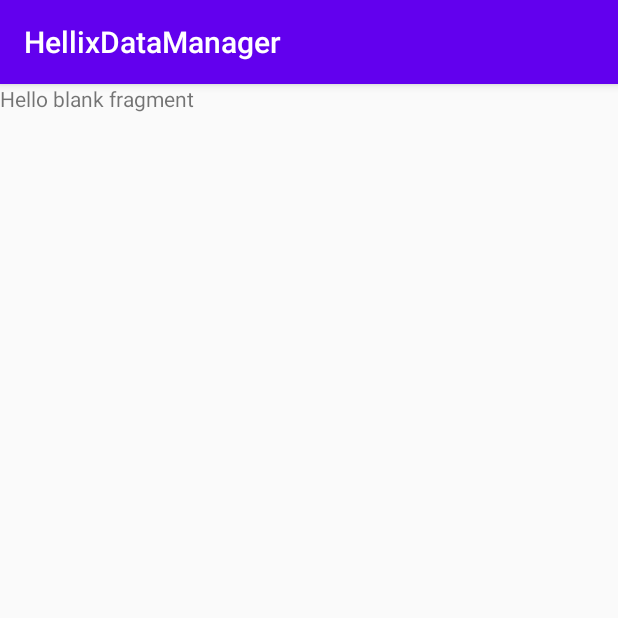
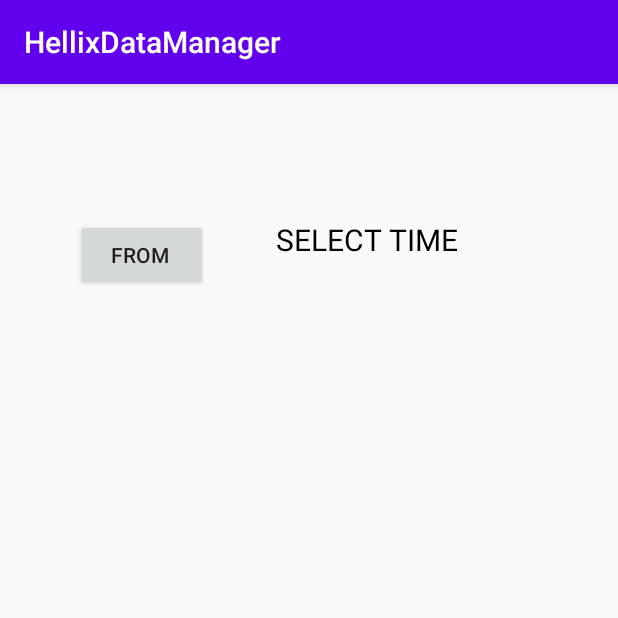
Before and after one commit to Parzawel7014/HellixDataManager2, an Android app: the screen it shows after launch (MainActivity), after a tap on "NEXT", on a phone screen of 412 x 824 dp, the top half of it. Run offline under Robolectric (Android 15) with nearby library versions, the phone set to English and light mode, and no system bars.

Commit message:
initial commit

```diff
--- a/app/src/main/java/com/example/atilagapps/hellixdatamanager/Fragments/CourseDetails.java
+++ b/app/src/main/java/com/example/atilagapps/hellixdatamanager/Fragments/CourseDetails.java
@@ -1,25 +1,47 @@
 package com.example.atilagapps.hellixdatamanager.Fragments;
 
+import android.app.TimePickerDialog;
 import android.os.Bundle;
 
+import androidx.fragment.app.DialogFragment;
 import androidx.fragment.app.Fragment;
 
 import android.view.LayoutInflater;
 import android.view.View;
 import android.view.ViewGroup;
+import android.widget.Button;
+import android.widget.TextView;
+import android.widget.TimePicker;
 
 import com.example.atilagapps.hellixdatamanager.R;
 
 
-public class CourseDetails extends Fragment {
+public class CourseDetails extends Fragment implements TimePickerDialog.OnTimeSetListener {
 
+    Button timeButton;
+    TextView FromTxtView;
     @Override
     public View onCreateView(LayoutInflater inflater, ViewGroup container,
                              Bundle savedInstanceState) {
 
         View v=inflater.inflate(R.layout.fragment_course_details,container,false);
 
+        timeButton=v.findViewById(R.id.FromTimeId);
+        FromTxtView=v.findViewById(R.id.FromTextViewId);
+
+        timeButton.setOnClickListener(new View.OnClickListener() {
+            @Override
+            public void onClick(View v) {
+                DialogFragment timepicker=new TimePickerFragment();
+                timepicker.show(getFragmentManager(),"time picker");
+            }
+        });
 
         return v;
     }
+
+    @Override
+    public void onTimeSet(TimePicker view, int hourOfDay, int minute) {
+        FromTxtView.setText(hourOfDay+minute);
+    }
 }
--- a/app/src/main/res/layout/fragment_course_details.xml
+++ b/app/src/main/res/layout/fragment_course_details.xml
@@ -5,10 +5,43 @@
     android:layout_height="match_parent"
     tools:context=".Fragments.CourseDetails">
 
-    <!-- TODO: Update blank fragment layout -->
-    <TextView
+    <LinearLayout
         android:layout_width="match_parent"
-        android:layout_height="match_parent"
-        android:text="@string/hello_blank_fragment" />
+        android:layout_height="wrap_content"
+        android:gravity="center_horizontal"
+        android:orientation="vertical"
+        android:padding="10dp">
 
+        <RelativeLayout
+            android:layout_width="310dp"
+            android:layout_height="wrap_content"
+            android:layout_marginTop="50dp">
+
+            <Button
+                android:id="@+id/FromTimeId"
+                android:layout_width="wrap_content"
+                android:layout_height="wrap_content"
+                android:layout_marginTop="30dp"
+                android:layout_marginBottom="10dp"
+                android:paddingLeft="10dp"
+                android:text="From" />
+
+            <TextView
+                android:id="@+id/FromTextViewId"
+                android:layout_width="wrap_content"
+                android:layout_height="wrap_content"
+                android:layout_marginStart="35dp"
+                android:layout_marginTop="30dp"
+                android:layout_marginRight="40dp"
+                android:layout_marginBottom="10dp"
+                android:layout_toEndOf="@+id/FromTimeId"
+                android:paddingLeft="10dp"
+                android:text="Select time"
+                android:textAllCaps="true"
+                android:textColor="@android:color/black"
+                android:textSize="20sp" />
+
+
+        </RelativeLayout>
+    </LinearLayout>
 </FrameLayout>
```
